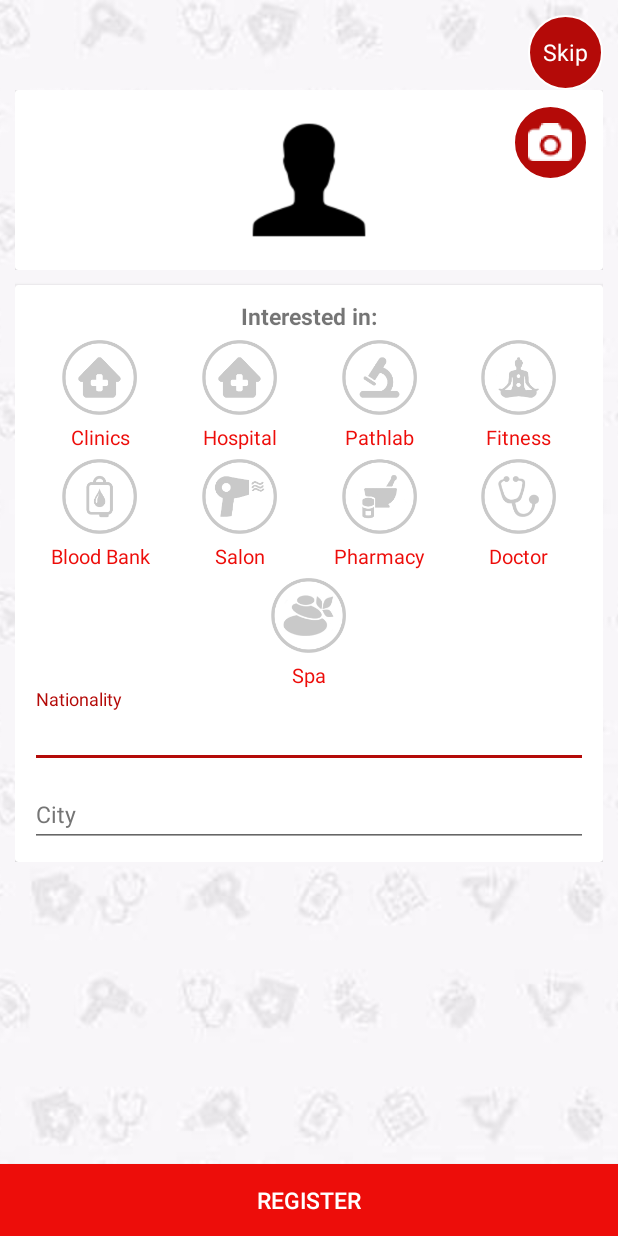
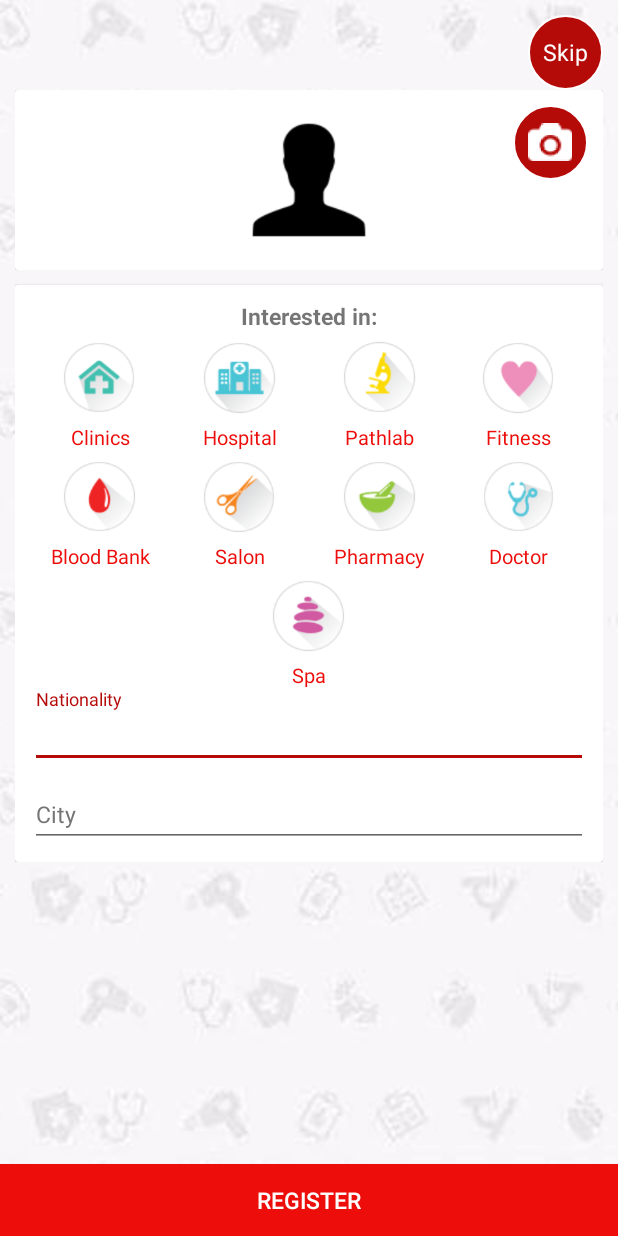
Before and after one commit to AkhtarRaza15Ansari/Qureco, an Android app: the CompleteRegister screen opened directly, with no data from a screen before it, on a phone screen of 412 x 824 dp. Run offline under Robolectric (Android 15) with nearby library versions, the phone set to English and light mode, and no system bars; network calls fail; 6 statements that could not run were skipped.

Commit message:
Stage Complete

```diff
--- a/app/src/main/res/layout/activity_complete_register.xml
+++ b/app/src/main/res/layout/activity_complete_register.xml
@@ -121,7 +121,7 @@
                                     android:layout_height="50dp"
                                     android:layout_gravity="center"
                                     android:layout_margin="05dp"
-                                    android:src="@drawable/icon_hospital" />
+                                    android:src="@drawable/clinic" />
 
                                 <TextView
                                     android:layout_width="match_parent"
@@ -144,7 +144,7 @@
                                     android:layout_height="50dp"
                                     android:layout_gravity="center"
                                     android:layout_margin="05dp"
-                                    android:src="@drawable/icon_hospital" />
+                                    android:src="@drawable/hospital" />
 
                                 <TextView
                                     android:layout_width="match_parent"
@@ -167,7 +167,7 @@
                                     android:layout_height="50dp"
                                     android:layout_gravity="center"
                                     android:layout_margin="05dp"
-                                    android:src="@drawable/icon_pathlab" />
+                                    android:src="@drawable/pathlab" />
 
                                 <TextView
                                     android:layout_width="match_parent"
@@ -189,7 +189,7 @@
                                     android:layout_height="50dp"
                                     android:layout_gravity="center"
                                     android:layout_margin="05dp"
-                                    android:src="@drawable/icon_fittness" />
+                                    android:src="@drawable/fitness" />
 
                                 <TextView
                                     android:layout_width="match_parent"
@@ -218,7 +218,7 @@
                                     android:layout_height="50dp"
                                     android:layout_gravity="center"
                                     android:layout_margin="05dp"
-                                    android:src="@drawable/icon_bloodbank" />
+                                    android:src="@drawable/bloodbank" />
 
                                 <TextView
                                     android:layout_width="match_parent"
@@ -241,7 +241,7 @@
                                     android:layout_height="50dp"
                                     android:layout_gravity="center"
                                     android:layout_margin="05dp"
-                                    android:src="@drawable/icon_salon" />
+                                    android:src="@drawable/salon" />
 
                                 <TextView
                                     android:layout_width="match_parent"
@@ -263,7 +263,7 @@
                                     android:layout_height="50dp"
                                     android:layout_gravity="center"
                                     android:layout_margin="05dp"
-                                    android:src="@drawable/icon_pharmacy" />
+                                    android:src="@drawable/pharmacy" />
 
                                 <TextView
                                     android:layout_width="match_parent"
@@ -285,7 +285,7 @@
                                     android:layout_height="50dp"
                                     android:layout_gravity="center"
                                     android:layout_margin="05dp"
-                                    android:src="@drawable/icon_doctor" />
+                                    android:src="@drawable/doctor" />
 
                                 <TextView
                                     android:layout_width="match_parent"
@@ -313,7 +313,7 @@
                                     android:layout_height="50dp"
                                     android:layout_gravity="center"
                                     android:layout_margin="05dp"
-                                    android:src="@drawable/icon_spa" />
+                                    android:src="@drawable/spa" />
 
                                 <TextView
                                     android:layout_width="match_parent"
```
Also changed, not shown: app/src/main/java/com/sriyaan/qureco/MainActivity.java (+18 -18 lines), app/src/main/res/drawable/bloodbank.png (added), app/src/main/res/drawable/clinic.png (added), app/src/main/res/drawable/doctor.png (added), app/src/main/res/drawable/fitness.png (added), app/src/main/res/drawable/hospital.png (added), app/src/main/res/drawable/pathlab.png (added), app/src/main/res/drawable/pharmacy.png (added), app/src/main/res/drawable/salon.png (added), app/src/main/res/drawable/spa.png (added).
